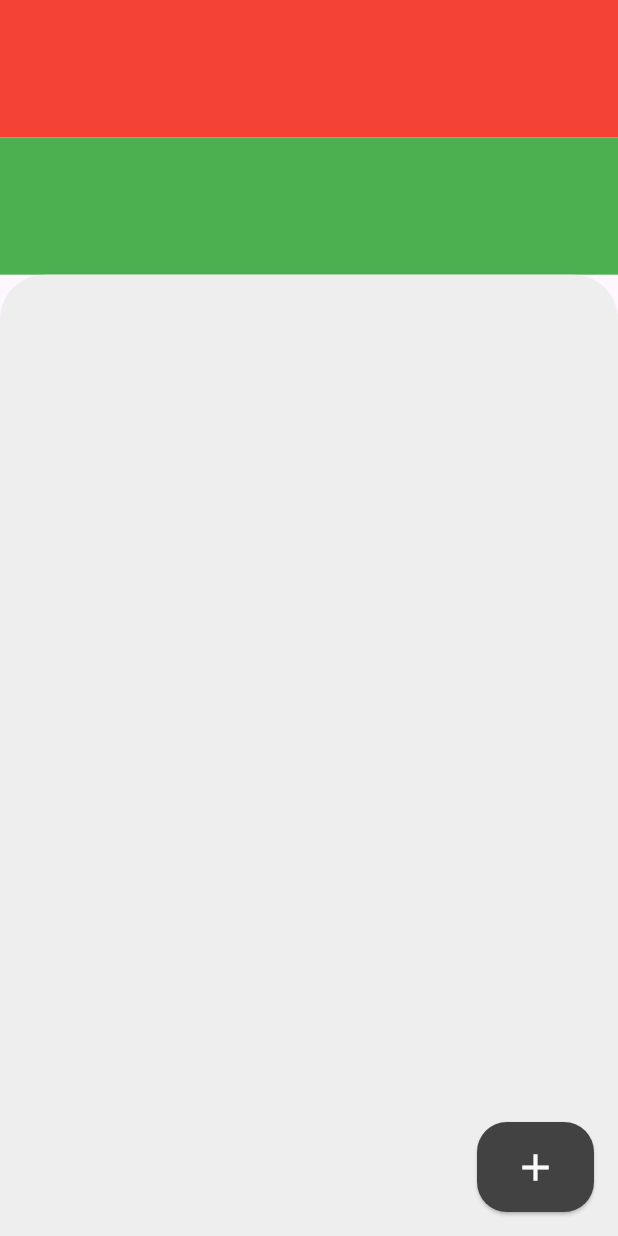
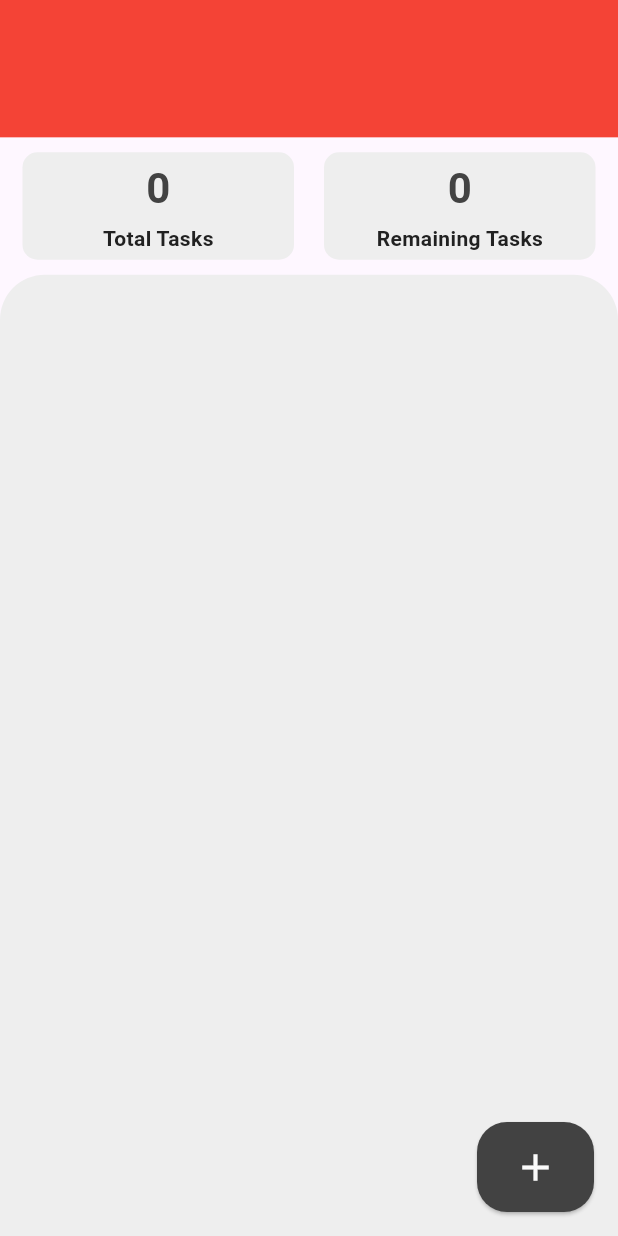
Before and after one commit to saeTneerG/todolist, a Flutter app: the screen it shows after launch, on a phone screen of 412 x 824 dp. Run offline on Flutter 3.47's test engine with Material 3 defaults, Android fonts, the phone set to English and light mode, and no system bars.

Commit message:
Add Task Info View
Adding task info view for let user know total tasks and remaining tasks

```diff
--- a/lib/view_models/app_view_model.dart
+++ b/lib/view_models/app_view_model.dart
@@ -12,6 +12,8 @@ class AppViewModel extends ChangeNotifier {
   Color colorLevel4 = Colors.grey.shade900;
 
   int get numTask => tasks.length;
+
+  int get numTasksRemaining => tasks.where((task) => !task.complete).length;
 
   void addTask(Task newTask) {
     tasks.add(newTask);
--- /dev/null
+++ b/lib/views/task_info_view.dart
@@ -0,0 +1,91 @@
+import 'package:flutter/cupertino.dart';
+import 'package:provider/provider.dart';
+
+import '../view_models/app_view_model.dart';
+
+class TaskInfoView extends StatelessWidget {
+  const TaskInfoView({super.key});
+
+  @override
+  Widget build(BuildContext context) {
+    return Consumer<AppViewModel>(builder: (context, viewModel, child) {
+      return Container(
+        margin: EdgeInsets.fromLTRB(15, 10, 15, 10),
+        child: Row(
+          children: [
+            // Total Tasks
+            Expanded(
+            flex: 1,
+            child: Container(
+              decoration: BoxDecoration(color: viewModel.colorLevel2, borderRadius: BorderRadius.circular(10)),
+              child: Column(
+                children: [
+                  Expanded(
+                    flex: 2,
+                    child: Align(
+                      alignment: Alignment.center,
+                      child: FittedBox(
+                        child: Text("${viewModel.numTask}",
+                        style: TextStyle(fontSize: 28,
+                            color: viewModel.colorLevel3,
+                            fontWeight: FontWeight.bold),),
+                      ),
+                    ),
+                  ),
+                  Expanded(
+                    flex: 1,
+                    child: Align(
+                      alignment: Alignment.topCenter,
+                      child: FittedBox(
+                          child: Text("Total Tasks",
+                            style: TextStyle(
+                                color: viewModel.colorLevel4,
+                                fontWeight: FontWeight.w600)
+                          )),
+                    ),
+                  )
+                ],
+              ),
+            ),
+          ),
+            SizedBox(width: 20),
+            // Remaining Tasks
+            Expanded(
+              flex: 1,
+              child: Container(
+                decoration: BoxDecoration(color: viewModel.colorLevel2, borderRadius: BorderRadius.circular(10)),
+                child: Column(
+                  children: [
+                    Expanded(
+                      flex: 2,
+                      child: Align(
+                        alignment: Alignment.center,
+                        child: FittedBox(
+                          child: Text("${viewModel.numTasksRemaining}",
+                            style: TextStyle(fontSize: 28,
+                                color: viewModel.colorLevel3,
+                                fontWeight: FontWeight.bold),),
+                        ),
+                      ),
+                    ),
+                    Expanded(
+                      flex: 1,
+                      child: Align(
+                        alignment: Alignment.topCenter,
+                        child: FittedBox(
+                            child: Text("Remaining Tasks",
+                                style: TextStyle(
+                                    color: viewModel.colorLevel4,
+                                    fontWeight: FontWeight.w600)
+                            )),
+                      ),
+                    )
+                  ],
+                ),
+              ),
+            ),
+        ]),
+      );
+    });
+  }
+}
--- a/lib/views/task_page.dart
+++ b/lib/views/task_page.dart
@@ -1,5 +1,6 @@
 import 'package:flutter/material.dart';
 import 'package:todolist/views/add_task_view.dart';
+import 'package:todolist/views/task_info_view.dart';
 import 'package:todolist/views/task_list_view.dart';
 
 class TaskPage extends StatelessWidget {
@@ -15,7 +16,7 @@ class TaskPage extends StatelessWidget {
           Expanded(flex: 1, child: Container(color: Colors.red)),
 
           // Task Info View
-          Expanded(flex: 1, child: Container(color: Colors.green)),
+          Expanded(flex: 1, child: TaskInfoView()),
 
           // Task List View
           Expanded(flex: 7, child: TaskListView()),
```
